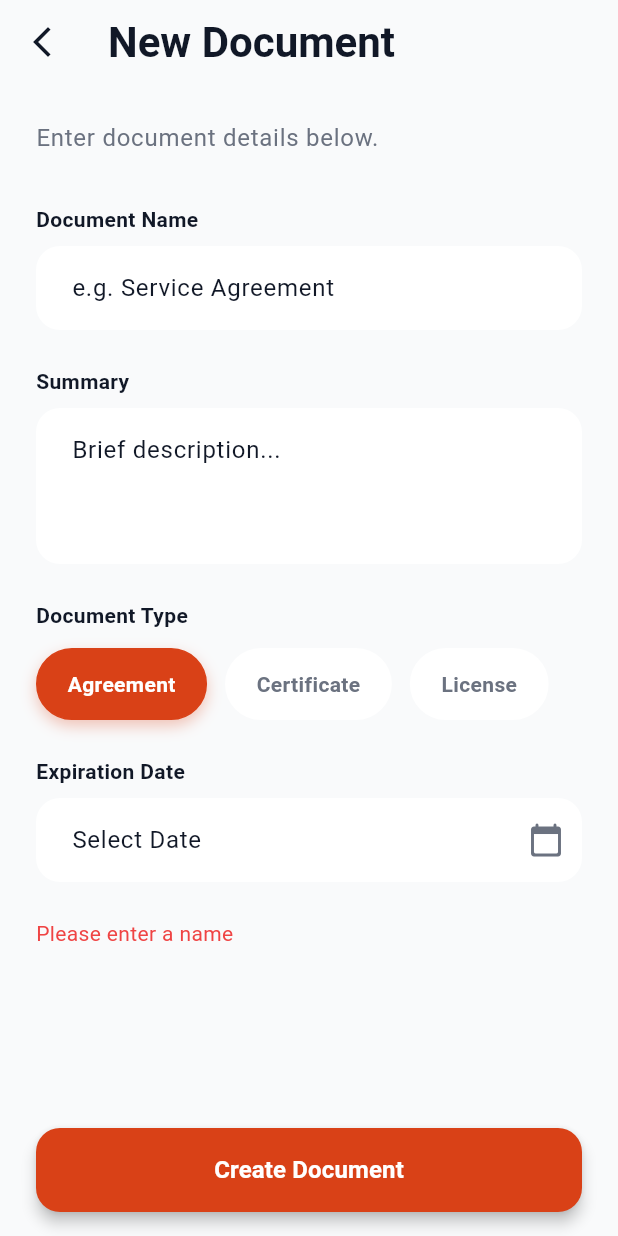
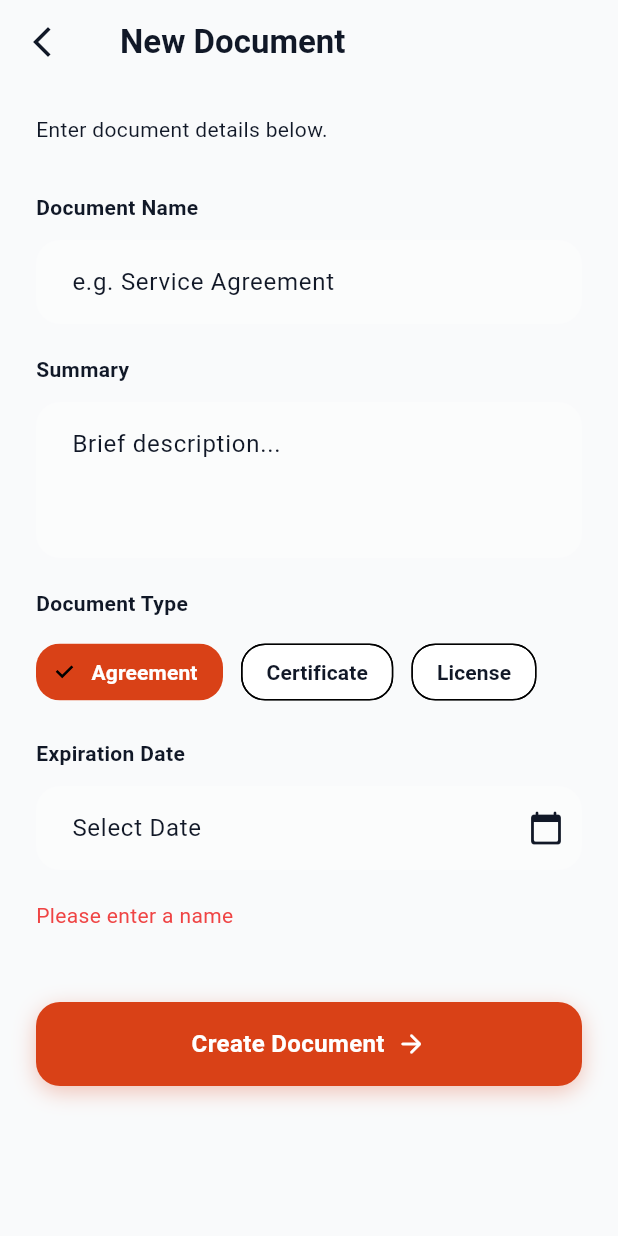
Before and after one commit to tasklineby/certify-mobile, a Flutter app: the _CreateDocumentContent screen opened directly, after a tap on "Create Document", on a phone screen of 412 x 824 dp. Run offline on Flutter 3.47's test engine with Material 3 defaults, Android fonts, the phone set to English and light mode, and no system bars; our stand-ins replace dio, flutter_dotenv, flutter_secure_storage, get_it, go_router, injectable and 2 more; missing offline and left inert: mobile_scanner; accounts and stored records are empty.

Commit message:
refactor: Improve document creation UI with `ColorScheme` integration and `ChoiceChip` widgets.

```diff
--- a/lib/features/scanner/presentation/screens/create_document_screen.dart
+++ b/lib/features/scanner/presentation/screens/create_document_screen.dart
@@ -1,5 +1,6 @@
 import 'package:certify_client/core/theme/app_colors.dart';
 import 'package:certify_client/core/di/injection.dart';
+import 'package:certify_client/core/utils/ui_utils.dart';
 import 'package:certify_client/features/scanner/presentation/viewmodels/create_document_view_model.dart';
 import 'package:flutter/material.dart';
 import 'package:go_router/go_router.dart';
@@ -17,7 +18,6 @@ class _CreateDocumentScreenState extends State<CreateDocumentScreen> {
   // We'll provide the ViewModel manually here or in the router.
   // Ideally, if using get_it, we can instantiate it here if not provided by router.
   // But standard pattern is Provider in the widget tree.
-  // I will assume it's provided, or I will wrap it here for simplicity given the context.
   // The user asked to register in DI, so I will use getIt to create it.
 
   @override
@@ -36,119 +36,110 @@ class _CreateDocumentContent extends StatelessWidget {
   Widget build(BuildContext context) {
     final viewModel = context.watch<CreateDocumentViewModel>();
     final theme = Theme.of(context);
-
-    // Listen for errors or success if needed (usually via listener/stream, but simple state check works for now)
-    // For success navigation, usually ViewModel triggers a callback or we listen to a stream.
-    // Given the simple boolean return in submit(), let's handle it in the button callback actually.
+    final colorScheme = theme.colorScheme;
 
     return Scaffold(
+      backgroundColor: theme.scaffoldBackgroundColor,
       appBar: AppBar(
-        title: const Text('New Document'),
+        title: Text(
+          'New Document',
+          style: theme.textTheme.titleLarge?.copyWith(
+            fontWeight: FontWeight.bold,
+            color: colorScheme.onSurface,
+          ),
+        ),
         backgroundColor: Colors.transparent,
         elevation: 0,
         centerTitle: false,
-        titleTextStyle: theme.textTheme.headlineMedium?.copyWith(
-          fontWeight: FontWeight.bold,
-        ),
+        titleSpacing: 24, // Matches padding requirement
         leading: IconButton(
-          icon: const Icon(Icons.arrow_back_ios_new),
+          icon: Icon(Icons.arrow_back_ios_new, color: colorScheme.onSurface),
           onPressed: () => context.pop(),
         ),
       ),
       body: SafeArea(
         child: SingleChildScrollView(
-          padding: const EdgeInsets.all(24.0),
+          padding: const EdgeInsets.symmetric(horizontal: 24.0),
           child: Column(
             crossAxisAlignment: CrossAxisAlignment.stretch,
             children: [
+              const SizedBox(height: 20),
+
               Text(
                 'Enter document details below.',
-                style: theme.textTheme.bodyLarge?.copyWith(
-                  color: AppColors.textSecondaryLight,
+                style: theme.textTheme.bodyMedium?.copyWith(
+                  color: colorScheme.onSurfaceVariant,
                 ),
               ),
               const SizedBox(height: 32),
 
               // Name Field
-              _buildLabel('Document Name'),
-              const SizedBox(height: 8),
+              _buildLabel('Document Name', colorScheme),
+              const SizedBox(height: 12),
               TextFormField(
                 controller: viewModel.nameController,
-                decoration: _buildInputDecoration('e.g. Service Agreement'),
+                decoration: _buildInputDecoration(
+                  context,
+                  'e.g. Service Agreement',
+                  colorScheme,
                 ),
-              const SizedBox(height: 24),
+                style: TextStyle(color: colorScheme.onSurface),
+              ),
+              const SizedBox(height: 20),
 
               // Summary Field
-              _buildLabel('Summary'),
-              const SizedBox(height: 8),
+              _buildLabel('Summary', colorScheme),
+              const SizedBox(height: 12),
               TextFormField(
                 controller: viewModel.summaryController,
                 maxLines: 3,
-                decoration: _buildInputDecoration('Brief description...'),
+                decoration: _buildInputDecoration(
+                  context,
+                  'Brief description...',
+                  colorScheme,
                 ),
-              const SizedBox(height: 24),
+                style: TextStyle(color: colorScheme.onSurface),
+              ),
+              const SizedBox(height: 20),
 
               // Type Selector
-              _buildLabel('Document Type'),
+              _buildLabel('Document Type', colorScheme),
               const SizedBox(height: 12),
-              SizedBox(
-                height: 48,
-                child: ListView.separated(
+              SingleChildScrollView(
                 scrollDirection: Axis.horizontal,
-                  itemCount: viewModel.documentTypes.length,
-                  separatorBuilder: (_, __) => const SizedBox(width: 12),
-                  itemBuilder: (context, index) {
-                    final type = viewModel.documentTypes[index];
+                child: Row(
+                  children: viewModel.documentTypes.map((type) {
                     final isSelected = viewModel.selectedType == type;
-                    return GestureDetector(
-                      onTap: () => viewModel.setType(type),
-                      child: AnimatedContainer(
-                        duration: const Duration(milliseconds: 200),
-                        padding: const EdgeInsets.symmetric(
-                          horizontal: 20,
-                          vertical: 12,
-                        ),
-                        decoration: BoxDecoration(
-                          color: isSelected
-                              ? AppColors.primary
-                              : Theme.of(context).colorScheme.surface,
-                          borderRadius: BorderRadius.circular(24),
-                          border: Border.all(
-                            color: isSelected
-                                ? AppColors.primary
-                                : Theme.of(context).colorScheme.surface,
-                          ),
-                          boxShadow: isSelected
-                              ? [
-                                  BoxShadow(
-                                    color: AppColors.primary.withOpacity(0.3),
-                                    blurRadius: 8,
-                                    offset: const Offset(0, 4),
-                                  ),
-                                ]
-                              : [],
-                        ),
-                        child: Center(
-                          child: Text(
+                    return Padding(
+                      padding: const EdgeInsets.only(right: 12.0),
+                      child: ChoiceChip(
+                        label: Text(
                           toBeginningOfSentenceCase(type) ?? type,
                           style: TextStyle(
                             color: isSelected
                                 ? Colors.white
-                                  : AppColors.textSecondaryLight,
+                                : colorScheme.onSurface,
                             fontWeight: FontWeight.w600,
                           ),
                         ),
+                        selected: isSelected,
+                        selectedColor: AppColors.primary,
+                        backgroundColor: colorScheme.surfaceContainerHighest,
+                        shape: RoundedRectangleBorder(
+                          borderRadius: BorderRadius.circular(16),
+                          side: BorderSide.none,
+                        ),
+                        onSelected: (_) => viewModel.setType(type),
+                      ),
+                    );
+                  }).toList(),
                 ),
               ),
-                    );
-                  },
-                ),
-              ),
-              const SizedBox(height: 24),
+              const SizedBox(height: 20),
 
               // Expiration Date
-              _buildLabel('Expiration Date'),
-              const SizedBox(height: 8),
+              _buildLabel('Expiration Date', colorScheme),
+              const SizedBox(height: 12),
               TextFormField(
                 readOnly: true,
                 onTap: () async {
@@ -160,7 +151,7 @@ class _CreateDocumentContent extends StatelessWidget {
                     builder: (context, child) {
                       return Theme(
                         data: theme.copyWith(
-                          colorScheme: theme.colorScheme.copyWith(
+                          colorScheme: colorScheme.copyWith(
                             primary: AppColors.primary,
                             onPrimary: Colors.white,
                           ),
@@ -173,18 +164,29 @@ class _CreateDocumentContent extends StatelessWidget {
                     viewModel.setDate(picked);
                   }
                 },
-                decoration: _buildInputDecoration('Select Date').copyWith(
-                  suffixIcon: const Icon(
+                decoration:
+                    _buildInputDecoration(
+                      context,
+                      'Select Date',
+                      colorScheme,
+                    ).copyWith(
+                      suffixIcon: Icon(
                         Icons.calendar_today_rounded,
-                    color: AppColors.textSecondaryLight,
+                        color: colorScheme.onSurfaceVariant,
                       ),
                       hintText: viewModel.selectedDate != null
                           ? DateFormat.yMMMd().format(viewModel.selectedDate!)
                           : 'Select Date',
+                      hintStyle: TextStyle(
+                        color: viewModel.selectedDate != null
+                            ? colorScheme.onSurface
+                            : colorScheme.onSurfaceVariant,
                       ),
                     ),
+                style: TextStyle(color: colorScheme.onSurface),
+              ),
 
-              const SizedBox(height: 24),
+              const SizedBox(height: 20),
               if (viewModel.errorMessage != null)
                 Padding(
                   padding: const EdgeInsets.only(bottom: 16.0),
@@ -194,47 +196,49 @@ class _CreateDocumentContent extends StatelessWidget {
                   ),
                 ),
 
-              const SizedBox(height: 24),
-            ],
-          ),
-        ),
-      ),
-      floatingActionButtonLocation: FloatingActionButtonLocation.centerFloat,
-      floatingActionButton: Padding(
-        padding: const EdgeInsets.symmetric(horizontal: 24.0),
-        child: SizedBox(
-          width: double.infinity,
-          height: 56,
-          child: FloatingActionButton.extended(
-            onPressed: viewModel.isLoading
+              const SizedBox(height: 32),
+
+              // Custom Submit Button
+              GestureDetector(
+                onTap: viewModel.isLoading
                     ? null
                     : () async {
                         final success = await viewModel.submit();
                         if (success && context.mounted) {
-                      context.pop(); // Go back on success
-                      ScaffoldMessenger.of(context).showSnackBar(
-                        const SnackBar(
-                          content: Text('Document created successfully'),
-                          backgroundColor: AppColors.success,
-                        ),
+                          context.pop();
+                          UiUtils.showCustomSnackBar(
+                            context,
+                            'Document created successfully',
                           );
                         }
                       },
-            backgroundColor: AppColors.primary,
-            elevation: 4,
-            shape: RoundedRectangleBorder(
+                child: Container(
+                  height: 56,
+                  decoration: BoxDecoration(
+                    color: AppColors.primary,
                     borderRadius: BorderRadius.circular(16),
+                    boxShadow: [
+                      BoxShadow(
+                        color: AppColors.primary.withValues(alpha: 0.3),
+                        blurRadius: 12,
+                        offset: const Offset(0, 4),
                       ),
-            label: viewModel.isLoading
+                    ],
+                  ),
+                  child: Center(
+                    child: viewModel.isLoading
                         ? const SizedBox(
-                    height: 20,
-                    width: 20,
+                            height: 24,
+                            width: 24,
                             child: CircularProgressIndicator(
                               color: Colors.white,
                               strokeWidth: 2,
                             ),
                           )
-                : const Text(
+                        : const Row(
+                            mainAxisSize: MainAxisSize.min,
+                            children: [
+                              Text(
                                 'Create Document',
                                 style: TextStyle(
                                   fontSize: 16,
@@ -242,27 +246,46 @@ class _CreateDocumentContent extends StatelessWidget {
                                   color: Colors.white,
                                 ),
                               ),
+                              SizedBox(width: 8),
+                              Icon(
+                                Icons.arrow_forward_rounded,
+                                color: Colors.white,
+                                size: 20,
+                              ),
+                            ],
+                          ),
+                  ),
+                ),
+              ),
+              const SizedBox(height: 24),
+            ],
           ),
         ),
       ),
     );
   }
 
-  Widget _buildLabel(String text) {
+  Widget _buildLabel(String text, ColorScheme colorScheme) {
     return Text(
       text,
-      style: const TextStyle(
+      style: TextStyle(
         fontSize: 14,
         fontWeight: FontWeight.w600,
-        color: AppColors.textPrimaryLight,
+        color: colorScheme.onSurface,
       ),
     );
   }
 
-  InputDecoration _buildInputDecoration(String hint) {
+  InputDecoration _buildInputDecoration(
+    BuildContext context,
+    String hint,
+    ColorScheme colorScheme,
+  ) {
     return InputDecoration(
       hintText: hint,
+      hintStyle: TextStyle(color: colorScheme.onSurfaceVariant),
       filled: true,
+      fillColor: colorScheme.surfaceContainerHighest.withValues(alpha: 0.3),
       contentPadding: const EdgeInsets.symmetric(horizontal: 20, vertical: 16),
       border: OutlineInputBorder(
         borderRadius: BorderRadius.circular(16),
```
Lines whose indentation alone changed are shown as unchanged.
